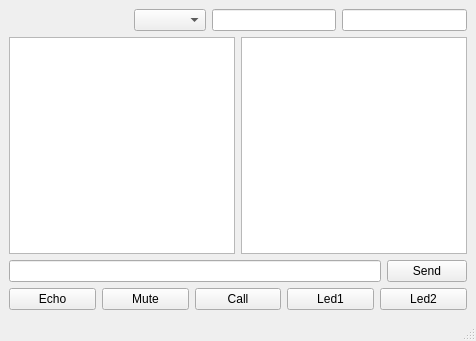
Old version of the form Panel/mainwindow.ui in the repository shurk4/DoorPhone.
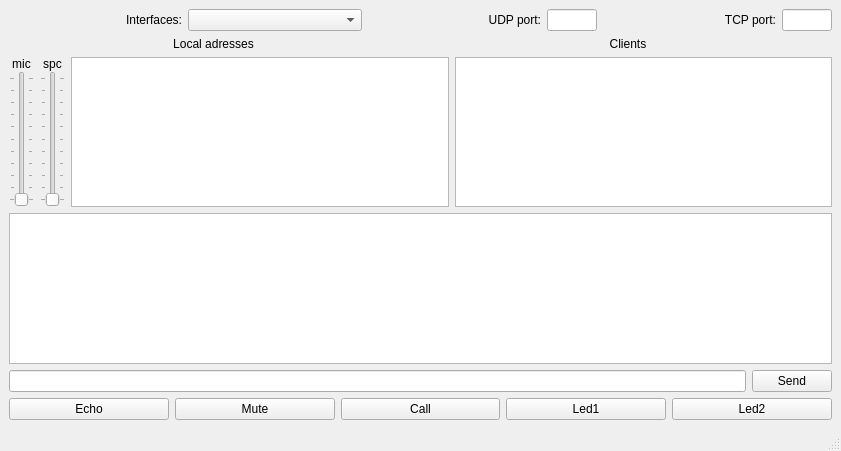
New version of the form.

Diff of the .ui file:
```diff
--- a/Panel/mainwindow.ui
+++ b/Panel/mainwindow.ui
@@ -6,8 +6,8 @@
    <rect>
     <x>0</x>
     <y>0</y>
-    <width>476</width>
-    <height>341</height>
+    <width>841</width>
+    <height>451</height>
    </rect>
   </property>
   <property name="windowTitle">
@@ -18,39 +18,182 @@
     <item>
      <layout class="QHBoxLayout" name="horizontalLayout_3">
       <item>
-       <spacer name="horizontalSpacer">
-        <property name="orientation">
-         <enum>Qt::Horizontal</enum>
+       <widget class="QLabel" name="label_3">
+        <property name="sizePolicy">
+         <sizepolicy hsizetype="Expanding" vsizetype="Preferred">
+          <horstretch>0</horstretch>
+          <verstretch>0</verstretch>
+         </sizepolicy>
         </property>
-        <property name="sizeHint" stdset="0">
+        <property name="text">
+         <string>Interfaces:</string>
+        </property>
+        <property name="alignment">
+         <set>Qt::AlignRight|Qt::AlignTrailing|Qt::AlignVCenter</set>
+        </property>
+       </widget>
+      </item>
+      <item>
+       <widget class="QComboBox" name="comboBoxInterfaces">
+        <property name="sizePolicy">
+         <sizepolicy hsizetype="Expanding" vsizetype="Fixed">
+          <horstretch>0</horstretch>
+          <verstretch>0</verstretch>
+         </sizepolicy>
+        </property>
+       </widget>
+      </item>
+      <item>
+       <widget class="QLabel" name="label_4">
+        <property name="sizePolicy">
+         <sizepolicy hsizetype="Expanding" vsizetype="Preferred">
+          <horstretch>0</horstretch>
+          <verstretch>0</verstretch>
+         </sizepolicy>
+        </property>
+        <property name="text">
+         <string>UDP port:</string>
+        </property>
+        <property name="alignment">
+         <set>Qt::AlignRight|Qt::AlignTrailing|Qt::AlignVCenter</set>
+        </property>
+       </widget>
+      </item>
+      <item>
+       <widget class="QLineEdit" name="lineEditPortUdp">
+        <property name="maximumSize">
          <size>
-          <width>40</width>
-          <height>20</height>
+          <width>50</width>
+          <height>16777215</height>
          </size>
         </property>
-       </spacer>
+       </widget>
       </item>
       <item>
-       <widget class="QComboBox" name="comboBoxInterfaces"/>
+       <widget class="QLabel" name="label_5">
+        <property name="sizePolicy">
+         <sizepolicy hsizetype="Expanding" vsizetype="Preferred">
+          <horstretch>0</horstretch>
+          <verstretch>0</verstretch>
+         </sizepolicy>
+        </property>
+        <property name="text">
+         <string>TCP port:</string>
+        </property>
+        <property name="alignment">
+         <set>Qt::AlignRight|Qt::AlignTrailing|Qt::AlignVCenter</set>
+        </property>
+       </widget>
       </item>
       <item>
-       <widget class="QLineEdit" name="lineEditIP"/>
+       <widget class="QLineEdit" name="lineEditPortTcp">
+        <property name="maximumSize">
+         <size>
+          <width>50</width>
+          <height>16777215</height>
+         </size>
+        </property>
+       </widget>
       </item>
+     </layout>
+    </item>
+    <item>
+     <layout class="QHBoxLayout" name="horizontalLayout_5">
       <item>
-       <widget class="QLineEdit" name="lineEditPort"/>
+       <widget class="QLabel" name="label_2">
+        <property name="text">
+         <string>Local adresses</string>
+        </property>
+        <property name="alignment">
+         <set>Qt::AlignCenter</set>
+        </property>
+       </widget>
+      </item>
+      <item>
+       <widget class="QLabel" name="label">
+        <property name="text">
+         <string>Clients</string>
+        </property>
+        <property name="alignment">
+         <set>Qt::AlignCenter</set>
+        </property>
+       </widget>
       </item>
      </layout>
     </item>
     <item>
      <layout class="QHBoxLayout" name="horizontalLayout_4">
+      <item>
+       <layout class="QVBoxLayout" name="verticalLayout_2">
+        <property name="spacing">
+         <number>0</number>
+        </property>
+        <item>
+         <widget class="QLabel" name="label_6">
+          <property name="text">
+           <string>mic</string>
+          </property>
+          <property name="alignment">
+           <set>Qt::AlignCenter</set>
+          </property>
+         </widget>
+        </item>
+        <item>
+         <widget class="QSlider" name="verticalSliderSpcVol">
+          <property name="maximum">
+           <number>100</number>
+          </property>
+          <property name="orientation">
+           <enum>Qt::Vertical</enum>
+          </property>
+          <property name="tickPosition">
+           <enum>QSlider::TicksBothSides</enum>
+          </property>
+         </widget>
+        </item>
+       </layout>
+      </item>
+      <item>
+       <layout class="QVBoxLayout" name="verticalLayout_3">
+        <property name="spacing">
+         <number>0</number>
+        </property>
+        <item>
+         <widget class="QLabel" name="label_7">
+          <property name="text">
+           <string>spc</string>
+          </property>
+          <property name="alignment">
+           <set>Qt::AlignCenter</set>
+          </property>
+         </widget>
+        </item>
+        <item>
+         <widget class="QSlider" name="verticalSliderMicVol">
+          <property name="maximum">
+           <number>100</number>
+          </property>
+          <property name="orientation">
+           <enum>Qt::Vertical</enum>
+          </property>
+          <property name="tickPosition">
+           <enum>QSlider::TicksBothSides</enum>
+          </property>
+         </widget>
+        </item>
+       </layout>
+      </item>
       <item>
        <widget class="QListWidget" name="listWidgetIPs"/>
       </item>
       <item>
-       <widget class="QTextBrowser" name="textBrowser"/>
+       <widget class="QListWidget" name="listWidgetClients"/>
       </item>
      </layout>
     </item>
+    <item>
+     <widget class="QTextBrowser" name="textBrowser"/>
+    </item>
     <item>
      <layout class="QHBoxLayout" name="horizontalLayout">
       <item>
```
Left out of the diff: 2 changed lines with no effect on the pictures.
